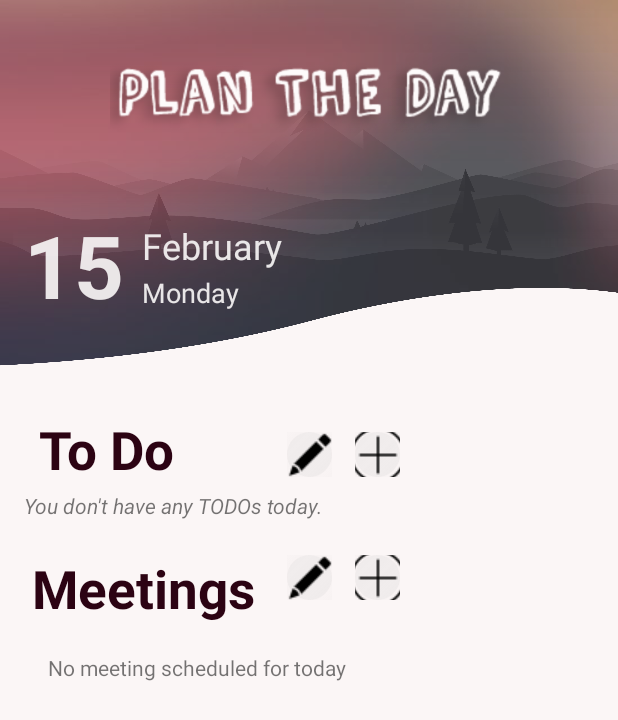
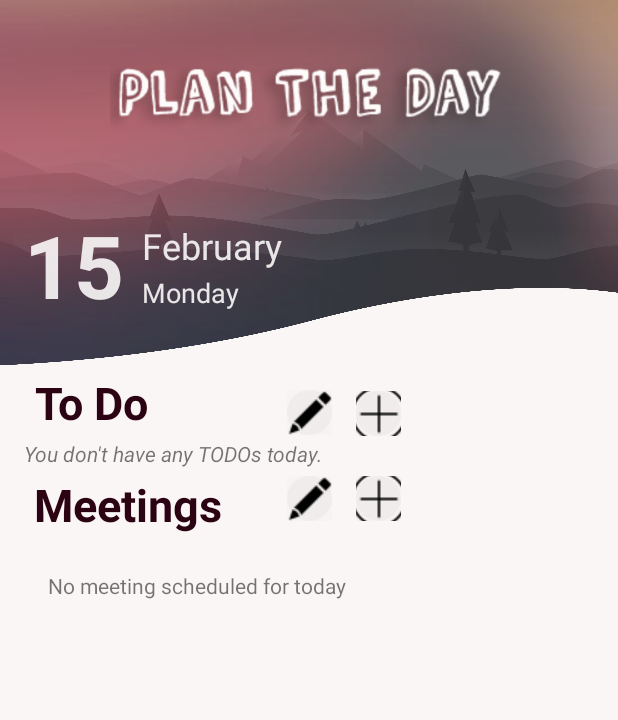
Before and after one commit to kubrakuzgun/HMSTest-Android-Demo, an Android app: the MainActivity screen opened directly, with no data from a screen before it, on a phone screen of 412 x 824 dp. Shown: the top 720 px of the screen. Run offline under Robolectric (Android 15) with nearby library versions, the phone set to English and light mode, and no system bars; 7 statements that could not run were skipped.

Commit message:
adapters updated

```diff
--- a/app/src/main/java/com/example/androiddemo/MeetingListAdapter.java
+++ b/app/src/main/java/com/example/androiddemo/MeetingListAdapter.java
@@ -44,7 +44,6 @@ public class MeetingListAdapter extends RecyclerView.Adapter<MeetingListAdapter.
         Meeting currentMeeting = meetings.get(position);
 
         holder.textTitle.setText(currentMeeting.getMeetingTitle());
-        holder.textID.setText("ID: " + currentMeeting.getMeetingID());
         holder.textStart.setText("Start: " +currentMeeting.getMeetingStart());
         holder.textDate.setText("Date: " +currentMeeting.getMeetingDate());
         holder.textEnd.setText("End: " +currentMeeting.getMeetingEnd());
@@ -68,7 +67,6 @@ public class MeetingListAdapter extends RecyclerView.Adapter<MeetingListAdapter.
         public MeetingListHolder(View itemView) {
             super(itemView);
             textTitle = itemView.findViewById(R.id.text_meetingtitle);
-            textID = itemView.findViewById(R.id.text_meetingid);
             textStart = itemView.findViewById(R.id.text_meetingstart);
             textDate = itemView.findViewById(R.id.text_meetingdate);
             textEnd = itemView.findViewById(R.id.text_meetingend);
--- a/app/src/main/java/com/example/androiddemo/ToDoListAdapter.java
+++ b/app/src/main/java/com/example/androiddemo/ToDoListAdapter.java
@@ -45,7 +45,6 @@ public class ToDoListAdapter extends RecyclerView.Adapter<ToDoListAdapter.TodoLi
         ToDo currentTodo = todos.get(position);
 
         holder.textTitle.setText(currentTodo.getTodoTitle());
-        holder.textID.setText("ID: " + currentTodo.getTodoID());
         holder.textDesc.setText("Description: " +currentTodo.getTodoDesc());
         holder.textDate.setText("Date: " +currentTodo.getTodoDate());
         holder.textStat.setText("Status: " +currentTodo.getTodoStatus());
@@ -93,7 +92,6 @@ public class ToDoListAdapter extends RecyclerView.Adapter<ToDoListAdapter.TodoLi
         public TodoListHolder(View itemView) {
             super(itemView);
             textTitle = itemView.findViewById(R.id.text_itemtitle);
-            textID = itemView.findViewById(R.id.text_itemid);
             textDesc = itemView.findViewById(R.id.text_itemdesc);
             textDate = itemView.findViewById(R.id.text_itemdate);
             textStat = itemView.findViewById(R.id.text_itemstat);
--- a/app/src/main/res/layout/activity_main.xml
+++ b/app/src/main/res/layout/activity_main.xml
@@ -98,33 +98,48 @@
             app:layout_constraintVertical_bias="0.0"
             tools:visibility="invisible" />
 
-        <androidx.recyclerview.widget.RecyclerView
-            android:id="@+id/todaysTodoListView"
-            android:layout_width="match_parent"
-            android:layout_height="wrap_content"
-            android:layout_marginTop="24dp"
-            app:layout_constrainedHeight="true"
-            app:layout_constraintHeight_max="230dp"
+        <ImageButton
+            android:id="@+id/btn_mainEditTodo"
+            android:layout_width="30sp"
+            android:layout_height="30sp"
+            android:layout_marginTop="16dp"
+            android:layout_toRightOf="@id/titleMeeting"
+            android:background="@drawable/edittext_transparent"
+            android:gravity="start|left"
+            android:src="@drawable/editicon"
             app:layout_constraintEnd_toEndOf="parent"
-            app:layout_constraintHorizontal_bias="0.5"
-            android:layout_marginStart="28dp"
+            app:layout_constraintHorizontal_bias="0.501"
             app:layout_constraintStart_toStartOf="parent"
-            app:layout_constraintTop_toBottomOf="@+id/txt_titleToDo" />
+            app:layout_constraintTop_toBottomOf="@id/view_image" />
 
         <TextView
             android:id="@+id/txt_titleToDo"
             android:layout_width="wrap_content"
             android:layout_height="wrap_content"
-            android:layout_marginTop="32dp"
+            android:layout_marginTop="4dp"
             android:text="To Do"
             android:textAllCaps="false"
             android:textColor="#2C0313"
-            android:textSize="35sp"
+            android:textSize="30sp"
             android:textStyle="bold"
             app:layout_constraintEnd_toEndOf="parent"
-            app:layout_constraintHorizontal_bias="0.08"
+            app:layout_constraintHorizontal_bias="0.069"
             app:layout_constraintStart_toStartOf="parent"
             app:layout_constraintTop_toBottomOf="@+id/view_image" />
+
+        <ImageButton
+            android:id="@+id/btn_mainAddToDo"
+            android:layout_width="30sp"
+            android:layout_height="30sp"
+            android:background="@drawable/edittext_transparent"
+            android:gravity="start|left"
+            android:src="@drawable/addicon"
+            app:layout_constraintBottom_toBottomOf="parent"
+            app:layout_constraintEnd_toEndOf="parent"
+            app:layout_constraintHorizontal_bias="0.622"
+            app:layout_constraintStart_toStartOf="parent"
+            app:layout_constraintTop_toBottomOf="@id/view_image"
+            app:layout_constraintVertical_bias="0.03" />
 
         <TextView
             android:id="@+id/text_notodo"
@@ -137,106 +152,91 @@
             app:layout_constraintHorizontal_bias="0.075"
             app:layout_constraintStart_toStartOf="parent"
             app:layout_constraintTop_toBottomOf="@+id/txt_titleToDo" />
-        <ImageButton
-            app:layout_constraintTop_toBottomOf="@id/view_image"
+
+        <androidx.recyclerview.widget.RecyclerView
+            android:id="@+id/todaysMeetingListView"
+            android:layout_width="match_parent"
+            android:layout_height="wrap_content"
+            android:layout_marginTop="12dp"
+            app:layout_constrainedHeight="true"
+            app:layout_constraintEnd_toEndOf="parent"
+            app:layout_constraintHeight_max="200dp"
+            app:layout_constraintHorizontal_bias="0.0"
             app:layout_constraintStart_toStartOf="parent"
-            app:layout_constraintEnd_toEndOf="parent"
-            app:layout_constraintHorizontal_bias="0.5"
-            app:layout_constraintBottom_toBottomOf="parent"
-            app:layout_constraintVertical_bias="0.08"
-            android:gravity="start|left"
-            android:id="@+id/btn_mainEditTodo"
-            android:layout_width="30sp"
-            android:layout_height="30sp"
-            android:layout_toRightOf="@id/titleMeeting"
-            android:background="@drawable/edittext_transparent"
-            android:src="@drawable/editicon" />
+            app:layout_constraintTop_toBottomOf="@id/titleMeeting" />
 
-
-        <ImageButton
-            app:layout_constraintTop_toBottomOf="@id/view_image"
-            android:id="@+id/btn_mainAddToDo"
-            android:layout_width="30sp"
-            android:layout_height="30sp"
-            app:layout_constraintStart_toStartOf="parent"
-            app:layout_constraintEnd_toEndOf="parent"
-            app:layout_constraintHorizontal_bias="0.62"
-            app:layout_constraintBottom_toBottomOf="parent"
-            app:layout_constraintVertical_bias="0.08"
-            android:gravity="start|left"
-            android:background="@drawable/edittext_transparent"
-            android:src="@drawable/addicon" />
         <TextView
             android:id="@+id/titleMeeting"
             android:layout_width="wrap_content"
             android:layout_height="wrap_content"
-            app:layout_constraintTop_toBottomOf="@id/todaysTodoListView"
-            app:layout_constraintStart_toStartOf="parent"
-            app:layout_constraintEnd_toEndOf="parent"
-            app:layout_constraintHorizontal_bias="0.08"
-            app:layout_constraintBottom_toBottomOf="parent"
-            app:layout_constraintVertical_bias="0.050"
             android:gravity="start"
             android:text="Meetings"
             android:textColor="#2C0313"
-            android:textSize="35sp"
-            android:textStyle="bold"/>
+            android:textSize="30sp"
+            android:textStyle="bold"
+            app:layout_constraintBottom_toBottomOf="parent"
+            app:layout_constraintEnd_toEndOf="parent"
+            app:layout_constraintHorizontal_bias="0.08"
+            app:layout_constraintStart_toStartOf="parent"
+            app:layout_constraintTop_toBottomOf="@id/todaysTodoListView"
+            app:layout_constraintVertical_bias="0.048" />
 
         <ImageButton
-            app:layout_constraintTop_toBottomOf="@id/todaysTodoListView"
-            app:layout_constraintStart_toStartOf="parent"
-            app:layout_constraintEnd_toEndOf="parent"
-            app:layout_constraintHorizontal_bias="0.5"
-            app:layout_constraintBottom_toBottomOf="parent"
-            app:layout_constraintVertical_bias="0.050"
-            android:gravity="start|left"
             android:id="@+id/btn_mainEditMeeting"
             android:layout_width="30sp"
             android:layout_height="30sp"
             android:layout_toRightOf="@id/titleMeeting"
             android:background="@drawable/edittext_transparent"
-            android:src="@drawable/editicon" />
-
+            android:gravity="start|left"
+            android:src="@drawable/editicon"
+            app:layout_constraintBottom_toBottomOf="parent"
+            app:layout_constraintEnd_toEndOf="parent"
+            app:layout_constraintHorizontal_bias="0.501"
+            app:layout_constraintStart_toStartOf="parent"
+            app:layout_constraintTop_toBottomOf="@id/todaysTodoListView"
+            app:layout_constraintVertical_bias="0.049" />
 
         <ImageButton
-            app:layout_constraintTop_toBottomOf="@id/todaysTodoListView"
             android:id="@+id/btn_mainAddMeeting"
             android:layout_width="30sp"
             android:layout_height="30sp"
+            android:background="@drawable/edittext_transparent"
+            android:gravity="start|left"
+            android:src="@drawable/addicon"
+            app:layout_constraintBottom_toBottomOf="parent"
+            app:layout_constraintEnd_toEndOf="parent"
+            app:layout_constraintHorizontal_bias="0.622"
             app:layout_constraintStart_toStartOf="parent"
-            app:layout_constraintEnd_toEndOf="parent"
-            app:layout_constraintHorizontal_bias="0.62"
-            app:layout_constraintBottom_toBottomOf="parent"
-            app:layout_constraintVertical_bias="0.050"
-            android:gravity="start|left"
-            android:background="@drawable/edittext_transparent"
-            android:src="@drawable/addicon" />
+            app:layout_constraintTop_toBottomOf="@id/todaysTodoListView"
+            app:layout_constraintVertical_bias="0.049" />
 
         <TextView
             android:id="@+id/text_nomeeting"
             android:layout_width="wrap_content"
             android:layout_height="wrap_content"
             android:layout_below="@id/titleMeeting"
-            app:layout_constraintTop_toBottomOf="@id/titleMeeting"
-            app:layout_constraintStart_toStartOf="parent"
+            android:text="No meeting scheduled for today"
+            app:layout_constraintBottom_toBottomOf="parent"
             app:layout_constraintEnd_toEndOf="parent"
             app:layout_constraintHorizontal_bias="0.15"
-            app:layout_constraintBottom_toBottomOf="parent"
-            app:layout_constraintVertical_bias="0.050"
-            android:text="No meeting scheduled for today" />
+            app:layout_constraintStart_toStartOf="parent"
+            app:layout_constraintTop_toBottomOf="@id/titleMeeting"
+            app:layout_constraintVertical_bias="0.053" />
 
         <androidx.recyclerview.widget.RecyclerView
-            android:id="@+id/todaysMeetingListView"
-            android:layout_width="wrap_content"
+            android:id="@+id/todaysTodoListView"
+            android:layout_width="match_parent"
             android:layout_height="wrap_content"
+            android:layout_marginTop="4dp"
             app:layout_constrainedHeight="true"
-            app:layout_constraintHeight_max="230dp"
             app:layout_constraintEnd_toEndOf="parent"
-            app:layout_constraintHorizontal_bias="0.1"
+            app:layout_constraintHeight_max="200dp"
+            app:layout_constraintHorizontal_bias="0.0"
             app:layout_constraintStart_toStartOf="parent"
-            app:layout_constraintTop_toBottomOf="@id/titleMeeting" />
+            app:layout_constraintTop_toBottomOf="@+id/txt_titleToDo" />
 
     </androidx.constraintlayout.widget.ConstraintLayout>
+
     <com.google.android.material.navigation.NavigationView
         android:id="@+id/nav_view"
         android:layout_width="wrap_content"
@@ -245,4 +245,5 @@
         android:background="#F1EBEB"
         app:headerLayout="@layout/mainmenu_header"
         app:menu="@menu/main_menu" />
+
 </androidx.drawerlayout.widget.DrawerLayout>
```
Also changed, not shown: app/src/main/res/layout/meetinglist_item.xml (+7 -14 lines), app/src/main/res/layout/todolist_item.xml (+7 -15 lines).
